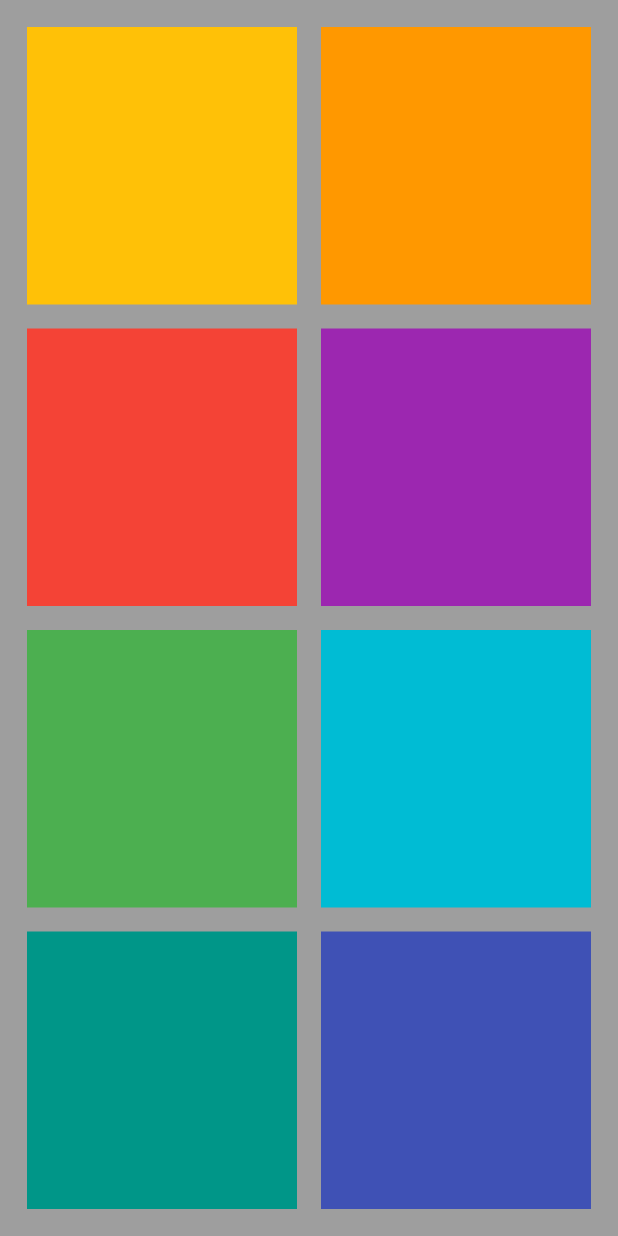
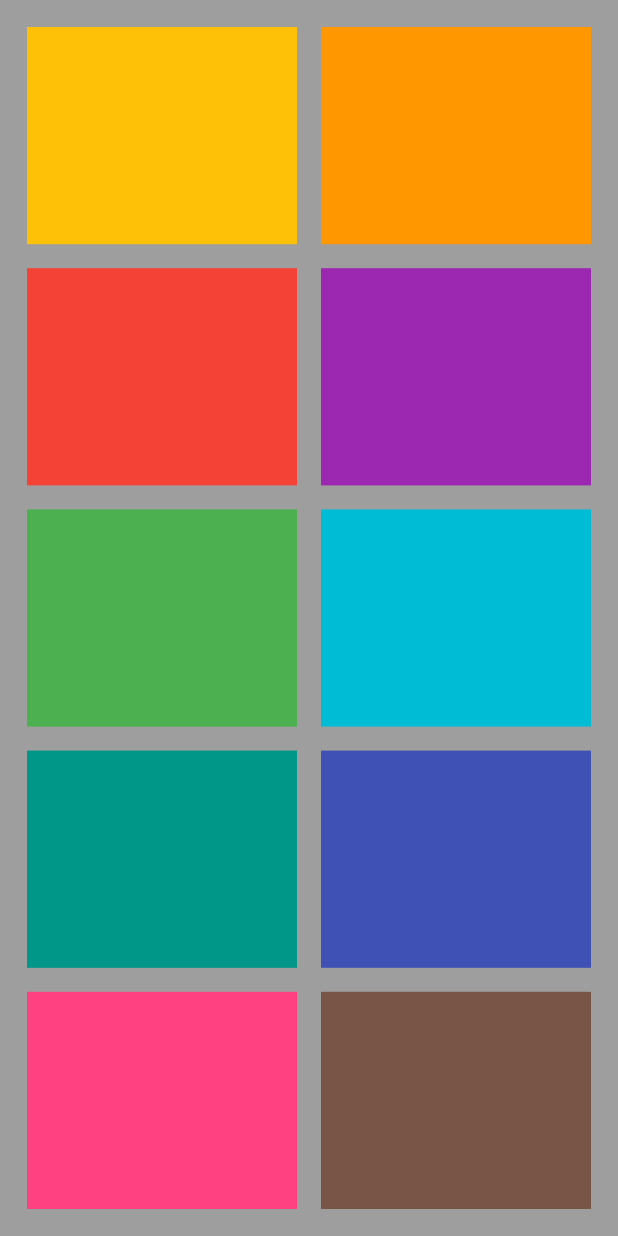
Before and after one commit to sekercih/flutter_audio_application, a Flutter app: the screen it shows after launch, on a phone screen of 412 x 824 dp. Run offline on Flutter 3.47's test engine with Material 2 defaults, Android fonts, the phone set to English and light mode, and no system bars; our stand-ins replace audioplayers.

Commit message:
ten add effect

```diff
--- a/lib/main.dart
+++ b/lib/main.dart
@@ -160,6 +160,38 @@ class PageVer extends StatelessWidget {
                 ],
               ),
             ),
+            Expanded(
+              child: Row(
+                children: [
+                  Expanded(
+                    child: Padding(
+                      padding: const EdgeInsets.all(0),
+                      child: TextButton(
+                        onPressed: () {
+                          muzikCal("9");
+                        },
+                        child: Container(
+                          color: Colors.pinkAccent,
+                        ),
+                      ),
+                    ),
+                  ),
+                  Expanded(
+                    child: Padding(
+                      padding: const EdgeInsets.all(0),
+                      child: TextButton(
+                        onPressed: () {
+                          muzikCal("10");
+                        },
+                        child: Container(
+                          color: Colors.brown,
+                        ),
+                      ),
+                    ),
+                  ),
+                ],
+              ),
+            ),
           ],
         ),
       ),
```
Also changed, not shown: 10 other files.
